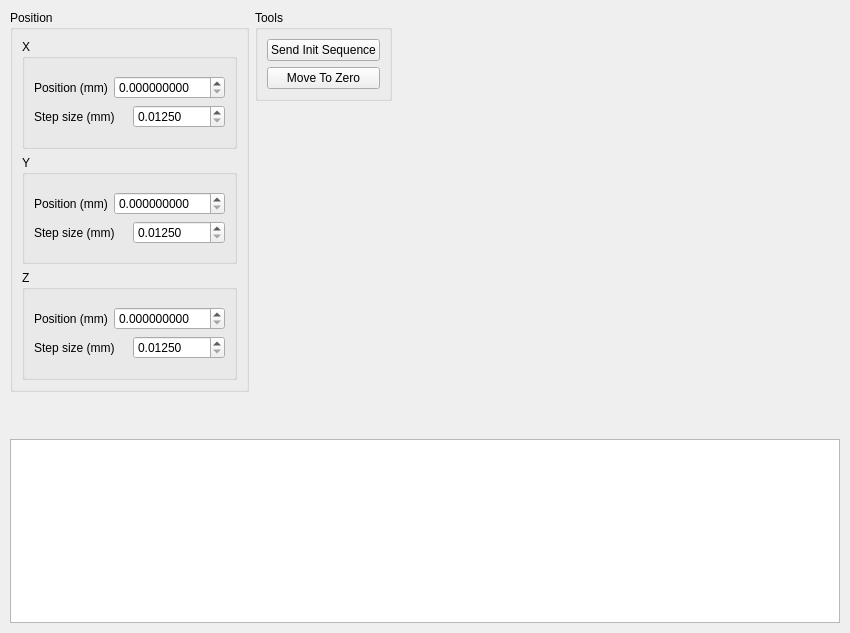
First picture: the form in gui/ui.ui, repository arneboe/vhf_cam330_cnc450_spc600, before the edit.
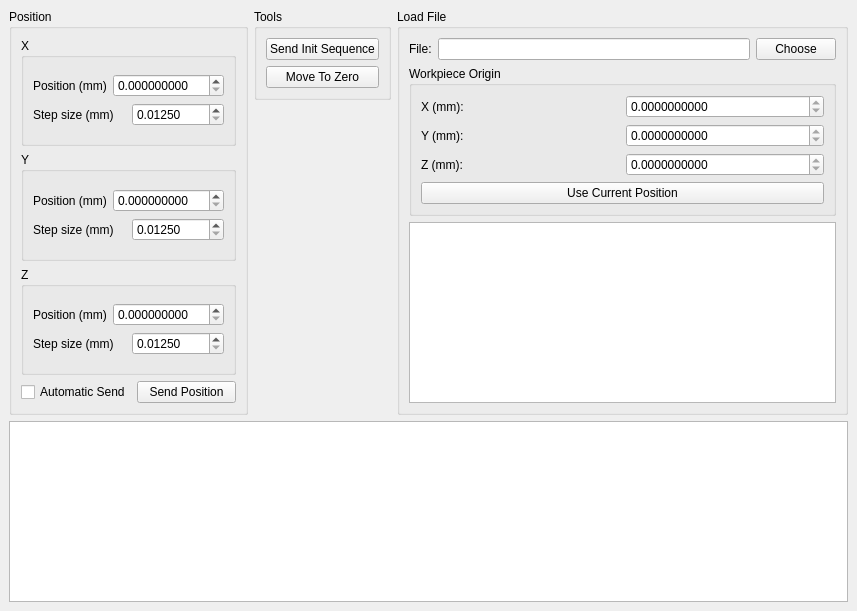
Second picture: the form after the edit.

```diff
--- a/gui/ui.ui
+++ b/gui/ui.ui
@@ -6,45 +6,20 @@
    <rect>
     <x>0</x>
     <y>0</y>
-    <width>850</width>
-    <height>633</height>
+    <width>857</width>
+    <height>611</height>
    </rect>
   </property>
   <property name="windowTitle">
    <string>Cncli</string>
   </property>
   <widget class="QWidget" name="centralwidget">
-   <widget class="QPlainTextEdit" name="plainTextEditTerminal">
-    <property name="enabled">
-     <bool>true</bool>
-    </property>
-    <property name="geometry">
-     <rect>
-      <x>10</x>
-      <y>439</y>
-      <width>830</width>
-      <height>184</height>
-     </rect>
-    </property>
-    <property name="maximumSize">
-     <size>
-      <width>16777215</width>
-      <height>200</height>
-     </size>
-    </property>
-    <property name="readOnly">
-     <bool>true</bool>
-    </property>
-   </widget>
-   <widget class="QWidget" name="">
-    <property name="geometry">
-     <rect>
-      <x>10</x>
-      <y>10</y>
-      <width>403</width>
-      <height>382</height>
-     </rect>
-    </property>
+   <layout class="QVBoxLayout" name="verticalLayout_12">
+    <item>
+     <layout class="QVBoxLayout" name="verticalLayout_11">
+      <item>
+       <layout class="QHBoxLayout" name="horizontalLayout_3">
+        <item>
     <layout class="QHBoxLayout" name="horizontalLayout">
      <item>
       <widget class="QGroupBox" name="groupBoxPosition">
@@ -244,6 +219,24 @@
           </layout>
          </widget>
         </item>
+             <item>
+              <layout class="QHBoxLayout" name="horizontalLayout_2">
+               <item>
+                <widget class="QCheckBox" name="checkBoxUpdatePositionLive">
+                 <property name="text">
+                  <string>Automatic Send</string>
+                 </property>
+                </widget>
+               </item>
+               <item>
+                <widget class="QPushButton" name="pushButtonSendPosition">
+                 <property name="text">
+                  <string>Send Position</string>
+                 </property>
+                </widget>
+               </item>
+              </layout>
+             </item>
        </layout>
       </widget>
      </item>
@@ -271,7 +264,171 @@
       </widget>
      </item>
     </layout>
-   </widget>
+        </item>
+        <item>
+         <widget class="QGroupBox" name="groupBox_2">
+          <property name="title">
+           <string>Load File</string>
+          </property>
+          <layout class="QHBoxLayout" name="horizontalLayout_8">
+           <item>
+            <layout class="QVBoxLayout" name="verticalLayout_13">
+             <item>
+              <layout class="QVBoxLayout" name="verticalLayout_10">
+               <item>
+                <layout class="QHBoxLayout" name="horizontalLayout_4">
+                 <item>
+                  <widget class="QLabel" name="label_7">
+                   <property name="text">
+                    <string>File:</string>
+                   </property>
+                  </widget>
+                 </item>
+                 <item>
+                  <widget class="QLineEdit" name="lineEditFileName">
+                   <property name="readOnly">
+                    <bool>true</bool>
+                   </property>
+                  </widget>
+                 </item>
+                 <item>
+                  <widget class="QPushButton" name="pushButtonChooseFile">
+                   <property name="text">
+                    <string>Choose</string>
+                   </property>
+                  </widget>
+                 </item>
+                </layout>
+               </item>
+               <item>
+                <widget class="QGroupBox" name="groupBox_3">
+                 <property name="title">
+                  <string>Workpiece Origin</string>
+                 </property>
+                 <layout class="QVBoxLayout" name="verticalLayout_9">
+                  <item>
+                   <layout class="QHBoxLayout" name="horizontalLayout_7">
+                    <item>
+                     <widget class="QLabel" name="label_8">
+                      <property name="text">
+                       <string>X (mm):</string>
+                      </property>
+                     </widget>
+                    </item>
+                    <item>
+                     <widget class="QDoubleSpinBox" name="doubleSpinBoxOriginX">
+                      <property name="readOnly">
+                       <bool>true</bool>
+                      </property>
+                      <property name="decimals">
+                       <number>10</number>
+                      </property>
+                      <property name="maximum">
+                       <double>999.000000000000000</double>
+                      </property>
+                     </widget>
+                    </item>
+                   </layout>
+                  </item>
+                  <item>
+                   <layout class="QHBoxLayout" name="horizontalLayout_6">
+                    <item>
+                     <widget class="QLabel" name="label_9">
+                      <property name="text">
+                       <string>Y (mm):</string>
+                      </property>
+                     </widget>
+                    </item>
+                    <item>
+                     <widget class="QDoubleSpinBox" name="doubleSpinBoxOriginY">
+                      <property name="readOnly">
+                       <bool>true</bool>
+                      </property>
+                      <property name="decimals">
+                       <number>10</number>
+                      </property>
+                      <property name="maximum">
+                       <double>999.000000000000000</double>
+                      </property>
+                     </widget>
+                    </item>
+                   </layout>
+                  </item>
+                  <item>
+                   <layout class="QHBoxLayout" name="horizontalLayout_5">
+                    <item>
+                     <widget class="QLabel" name="label_10">
+                      <property name="text">
+                       <string>Z (mm):</string>
+                      </property>
+                     </widget>
+                    </item>
+                    <item>
+                     <widget class="QDoubleSpinBox" name="doubleSpinBoxOriginZ">
+                      <property name="readOnly">
+                       <bool>true</bool>
+                      </property>
+                      <property name="decimals">
+                       <number>10</number>
+                      </property>
+                      <property name="maximum">
+                       <double>999.000000000000000</double>
+                      </property>
+                     </widget>
+                    </item>
+                   </layout>
+                  </item>
+                  <item>
+                   <widget class="QPushButton" name="pushButtonUsePositionAsOrigin">
+                    <property name="text">
+                     <string>Use Current Position</string>
+                    </property>
+                   </widget>
+                  </item>
+                 </layout>
+                </widget>
+               </item>
+              </layout>
+             </item>
+             <item>
+              <widget class="QPlainTextEdit" name="plainTextEditLoadedCommands">
+               <property name="minimumSize">
+                <size>
+                 <width>400</width>
+                 <height>0</height>
+                </size>
+               </property>
+               <property name="readOnly">
+                <bool>true</bool>
+               </property>
+              </widget>
+             </item>
+            </layout>
+           </item>
+          </layout>
+         </widget>
+        </item>
+       </layout>
+      </item>
+      <item>
+       <widget class="QPlainTextEdit" name="plainTextEditTerminal">
+        <property name="enabled">
+         <bool>true</bool>
+        </property>
+        <property name="maximumSize">
+         <size>
+          <width>16777215</width>
+          <height>200</height>
+         </size>
+        </property>
+        <property name="readOnly">
+         <bool>true</bool>
+        </property>
+       </widget>
+      </item>
+     </layout>
+    </item>
+   </layout>
   </widget>
  </widget>
  <resources/>
```
Lines whose indentation alone changed are shown as unchanged.
